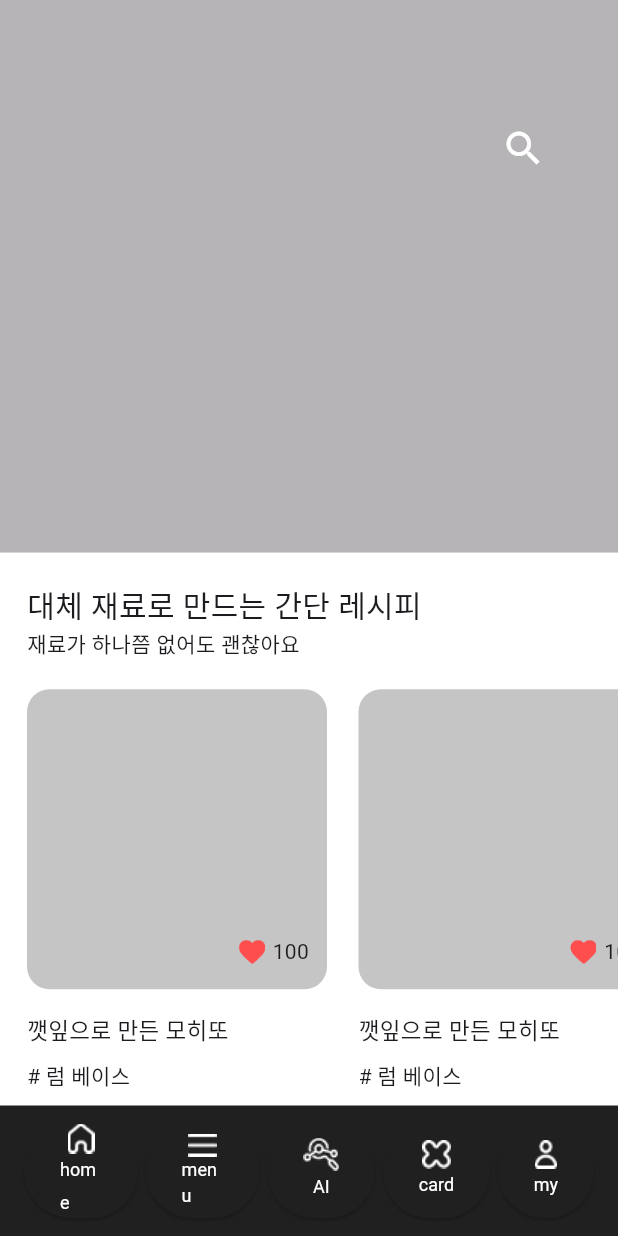
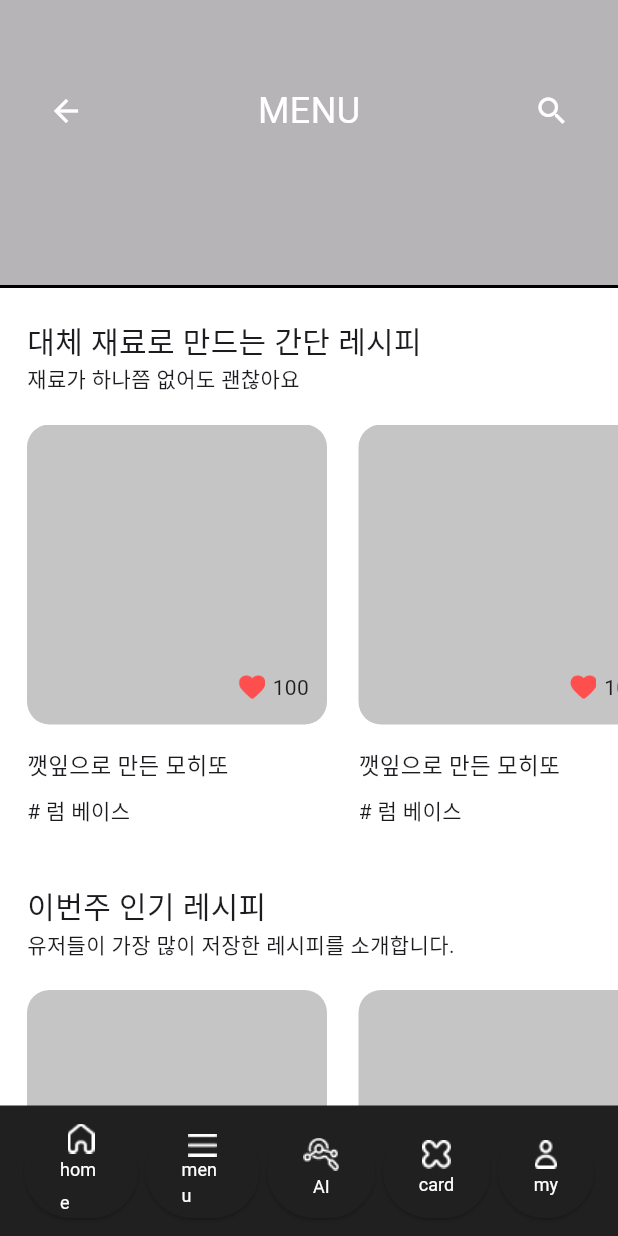
Before and after one commit to ketchup0211/DevKor-cocktailApp, a Flutter app: the screen it shows after launch, on a phone screen of 412 x 824 dp. Run offline on Flutter 3.47's test engine with Material 3 defaults, Android fonts, the phone set to English and light mode, and no system bars; Roboto replaces fonts that are missing (Pretendard).

Commit message:
[ADD] Top 네비게이터 레이아웃 추가
검색 버튼이 필요하면 바로 전커밋에서 TextField 확인

```diff
--- a/lib/main.dart
+++ b/lib/main.dart
@@ -236,63 +236,46 @@ class _MyAppState extends State<MyApp> {
           onTap: closeSearch,
           child: Column(
             children: [
-              Flexible(
-                flex: 1,
-                child: Container(
-                  decoration:
-                      BoxDecoration(color: Colors.grey.withOpacity(0.75)),
+              Container(
+                height: 190, // 높이를 190px로 설정
+                decoration: BoxDecoration(color: Colors.grey.withOpacity(0.75)),
                 child: Padding(
-                    padding: const EdgeInsets.only(left: 38, right: 28),
+                  padding: const EdgeInsets.only(top: 50, left: 20, right: 20),
                   child: Column(
+                    mainAxisAlignment:
+                        MainAxisAlignment.start, // Column 내 요소들을 시작 부분에서 정렬
                     children: [
-                        Center(
-                          child: Padding(
-                            padding: const EdgeInsets.only(
-                              top: 75,
+                      Row(
+                        mainAxisAlignment: MainAxisAlignment.spaceBetween,
+                        children: [
+                          IconButton(
+                            icon: Icon(Icons.arrow_back, color: Colors.white),
+                            onPressed: () {
+                              print("back button tapped!");
+                            },
                           ),
-                            child: TextField(
-                              readOnly: !search,
-                              cursorColor: Colors.white.withOpacity(0.2),
-                              cursorHeight: 22,
-                              onTap: openSearch,
-                              style: const TextStyle(
-                                textBaseline: TextBaseline.alphabetic,
-                                fontSize: 20,
+                          Text(
+                            "MENU",
+                            style: TextStyle(
+                              fontSize: 24,
                               color: Colors.white,
                             ),
-                              decoration: InputDecoration(
-                                contentPadding: const EdgeInsets.only(
-                                  left: 30,
                           ),
-                                filled: search,
-                                fillColor: Colors.black.withOpacity(
-                                  0.15,
+                          IconButton(
+                            icon: Icon(Icons.search, color: Colors.white),
+                            onPressed: () {
+                              print("Search button tapped!");
+                            },
                           ),
-                                suffixIcon: const Padding(
-                                  padding: EdgeInsets.only(
-                                    right: 20,
-                                  ),
-                                  child: Icon(
-                                    Icons.search,
-                                    color: Colors.white,
-                                    size: 30,
-                                  ),
-                                ),
-                                border: OutlineInputBorder(
-                                  borderSide: BorderSide.none,
-                                  borderRadius: BorderRadius.circular(
-                                    35.0,
-                                  ),
-                                ),
-                              ),
-                            ),
-                          ),
+                        ],
                       ),
                     ],
                   ),
                 ),
               ),
-              ),
+              Container(
+                  height: 2,
+                  decoration: const BoxDecoration(color: Colors.black)),
               Flexible(
                 flex: 1,
                 child: Container(
```
Also changed, not shown: 1 other file. Lines whose indentation alone changed are shown as unchanged.
